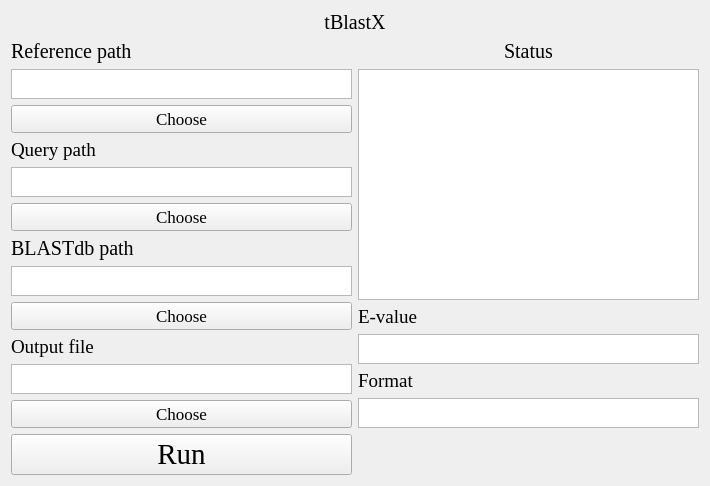
Old version of the form UI/tBlastX.ui in the repository hzaurzli/MicroWorldOmics.
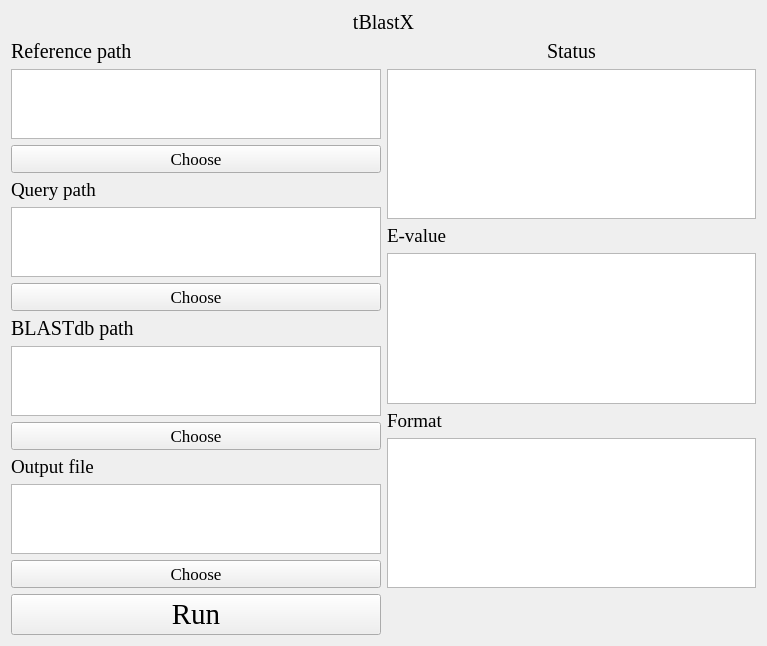
New version of the form. Icons and pictures are not drawn.

Patch:
```diff
--- a/UI/tBlastX.ui
+++ b/UI/tBlastX.ui
@@ -6,8 +6,8 @@
    <rect>
     <x>0</x>
     <y>0</y>
-    <width>710</width>
-    <height>479</height>
+    <width>767</width>
+    <height>643</height>
    </rect>
   </property>
   <property name="windowTitle">
@@ -17,21 +17,21 @@
    <string notr="true">background-image: url(D:/tools/Pycharm/pyqt/logo/green_back.png);</string>
   </property>
   <layout class="QGridLayout" name="gridLayout_6">
-   <item row="0" column="0" colspan="2">
-    <layout class="QGridLayout" name="gridLayout_8">
+   <item row="2" column="0">
+    <layout class="QGridLayout" name="gridLayout_5">
      <item row="0" column="0">
-      <widget class="QLabel" name="label_3">
+      <widget class="QPushButton" name="pushButton">
        <property name="font">
         <font>
          <family>Times New Roman</family>
-         <pointsize>15</pointsize>
+         <pointsize>22</pointsize>
         </font>
        </property>
+       <property name="styleSheet">
+        <string notr="true">background-image: url(D:/Documents/Desktop/white.png)</string>
+       </property>
        <property name="text">
-        <string>tBlastX</string>
-       </property>
-       <property name="alignment">
-        <set>Qt::AlignCenter</set>
+        <string>Run</string>
        </property>
       </widget>
      </item>
@@ -90,7 +90,7 @@
      <item row="1" column="0">
       <widget class="QTextBrowser" name="textBrowser_2">
        <property name="sizePolicy">
-        <sizepolicy hsizetype="Expanding" vsizetype="Maximum">
+        <sizepolicy hsizetype="Expanding" vsizetype="Expanding">
          <horstretch>0</horstretch>
          <verstretch>0</verstretch>
         </sizepolicy>
@@ -98,7 +98,7 @@
        <property name="maximumSize">
         <size>
          <width>16777215</width>
-         <height>30</height>
+         <height>16777215</height>
         </size>
        </property>
        <property name="styleSheet">
@@ -125,7 +125,7 @@
      <item row="10" column="0">
       <widget class="QTextBrowser" name="textBrowser_5">
        <property name="sizePolicy">
-        <sizepolicy hsizetype="Expanding" vsizetype="Maximum">
+        <sizepolicy hsizetype="Expanding" vsizetype="Expanding">
          <horstretch>0</horstretch>
          <verstretch>0</verstretch>
         </sizepolicy>
@@ -133,7 +133,7 @@
        <property name="maximumSize">
         <size>
          <width>16777215</width>
-         <height>30</height>
+         <height>16777215</height>
         </size>
        </property>
        <property name="styleSheet">
@@ -144,7 +144,7 @@
      <item row="4" column="0">
       <widget class="QTextBrowser" name="textBrowser_3">
        <property name="sizePolicy">
-        <sizepolicy hsizetype="Expanding" vsizetype="Maximum">
+        <sizepolicy hsizetype="Expanding" vsizetype="Expanding">
          <horstretch>0</horstretch>
          <verstretch>0</verstretch>
         </sizepolicy>
@@ -152,7 +152,7 @@
        <property name="maximumSize">
         <size>
          <width>16777215</width>
-         <height>30</height>
+         <height>16777215</height>
         </size>
        </property>
        <property name="styleSheet">
@@ -202,7 +202,7 @@
      <item row="7" column="0">
       <widget class="QTextBrowser" name="textBrowser_4">
        <property name="sizePolicy">
-        <sizepolicy hsizetype="Expanding" vsizetype="Maximum">
+        <sizepolicy hsizetype="Expanding" vsizetype="Expanding">
          <horstretch>0</horstretch>
          <verstretch>0</verstretch>
         </sizepolicy>
@@ -210,7 +210,7 @@
        <property name="maximumSize">
         <size>
          <width>16777215</width>
-         <height>30</height>
+         <height>16777215</height>
         </size>
        </property>
        <property name="styleSheet">
@@ -238,7 +238,7 @@
      <item row="3" column="0">
       <widget class="QTextEdit" name="textEdit">
        <property name="sizePolicy">
-        <sizepolicy hsizetype="Expanding" vsizetype="Maximum">
+        <sizepolicy hsizetype="Expanding" vsizetype="Expanding">
          <horstretch>0</horstretch>
          <verstretch>0</verstretch>
         </sizepolicy>
@@ -246,7 +246,7 @@
        <property name="maximumSize">
         <size>
          <width>16777215</width>
-         <height>30</height>
+         <height>16777215</height>
         </size>
        </property>
        <property name="styleSheet">
@@ -330,7 +330,7 @@
      <item row="5" column="0">
       <widget class="QTextEdit" name="textEdit_2">
        <property name="sizePolicy">
-        <sizepolicy hsizetype="Expanding" vsizetype="Maximum">
+        <sizepolicy hsizetype="Expanding" vsizetype="Expanding">
          <horstretch>0</horstretch>
          <verstretch>0</verstretch>
         </sizepolicy>
@@ -338,7 +338,7 @@
        <property name="maximumSize">
         <size>
          <width>16777215</width>
-         <height>30</height>
+         <height>16777215</height>
         </size>
        </property>
        <property name="styleSheet">
@@ -348,21 +348,21 @@
      </item>
     </layout>
    </item>
-   <item row="2" column="0">
-    <layout class="QGridLayout" name="gridLayout_5">
+   <item row="0" column="0" colspan="2">
+    <layout class="QGridLayout" name="gridLayout_8">
      <item row="0" column="0">
-      <widget class="QPushButton" name="pushButton">
+      <widget class="QLabel" name="label">
        <property name="font">
         <font>
          <family>Times New Roman</family>
-         <pointsize>22</pointsize>
+         <pointsize>15</pointsize>
         </font>
        </property>
-       <property name="styleSheet">
-        <string notr="true">background-image: url(D:/Documents/Desktop/white.png)</string>
-       </property>
        <property name="text">
-        <string>Run</string>
+        <string>tBlastX</string>
+       </property>
+       <property name="alignment">
+        <set>Qt::AlignCenter</set>
        </property>
       </widget>
      </item>
```
